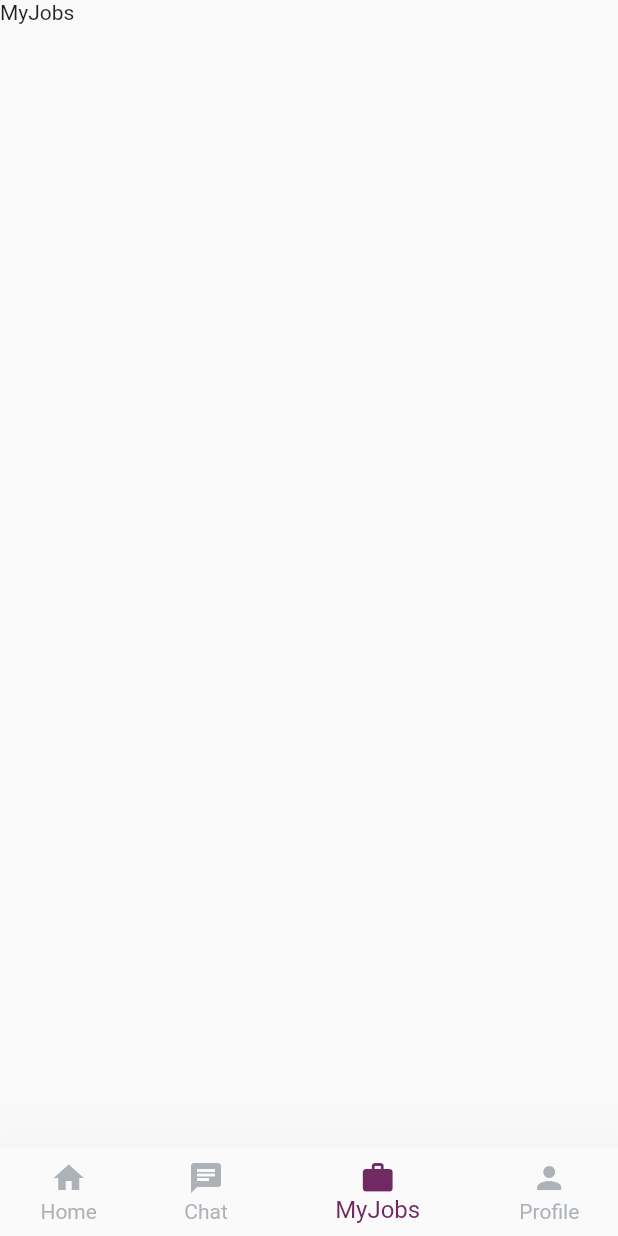
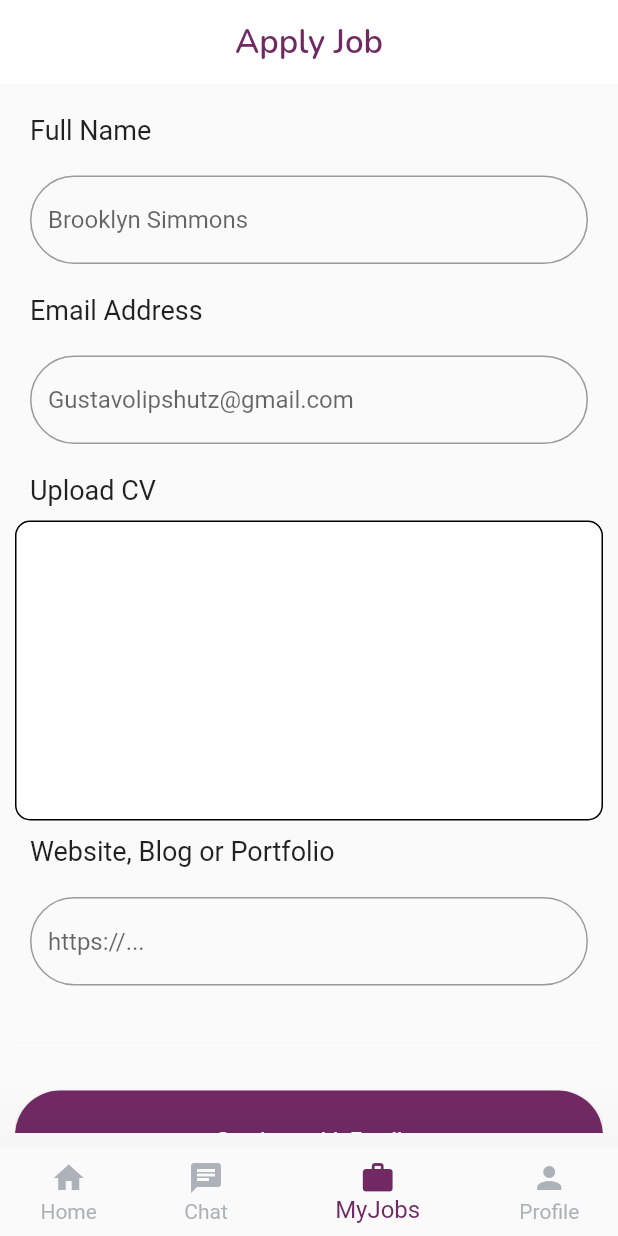
Before and after one commit to Ednah-Akoth/MiniProject3-_-Cohort1_Group9, a Flutter app: the MainPage screen opened directly, item 3 of the bottom bar chosen, on a phone screen of 412 x 824 dp. Run offline on Flutter 3.47's test engine with Material 2 defaults, Android fonts, the light colour scheme and no system bars; our stand-ins replace device_preview, file_picker, flutter_screenutil, google_fonts, liquid_swipe, smooth_page_indicator; network calls fail.

Commit message:
Created the Apply Job page

```diff
--- /dev/null
+++ b/lib/src/features/authentication/screens/jobs/specific_job.dart
@@ -0,0 +1,143 @@
+import 'package:file_picker/file_picker.dart';
+import 'package:flutter/foundation.dart';
+import 'package:flutter/material.dart';
+
+import '../../../../constants/colors.dart';
+import '../welcome/sign_up2.dart';
+
+class SpecificJob extends StatefulWidget {
+  @override
+  State<SpecificJob> createState() => _SpecificJob();
+}
+
+class _SpecificJob extends State<SpecificJob> {
+  TextEditingController nameController = TextEditingController();
+  TextEditingController emailController = TextEditingController();
+  //upload CVs using the file_picker package
+  Future<void> _uploadFile() async {
+    FilePickerResult? result = await FilePicker.platform.pickFiles();
+
+    if (result != null) {
+      Uint8List? fileBytes = result.files.first.bytes;
+      String fileName = result.files.first.name;
+      // Upload file to Firebase
+      // await FirebaseStorage.instance
+      //     .ref('uploads/$fileName')
+      //     .putData(fileBytes);
+    }
+  }
+
+  @override
+  Widget build(BuildContext context) {
+    return Scaffold(
+        appBar: AppBar(
+          title: const Text(
+            "Apply Job",
+            style: TextStyle(
+                color: tPrimaryColor,
+                fontWeight: FontWeight.w600,
+                fontFamily: "Nunito",
+                fontSize: 22),
+          ),
+          centerTitle: true,
+          backgroundColor: Colors.white,
+          elevation: 0,
+        ),
+        body: Padding(
+          padding: EdgeInsets.all(10.0),
+          child: ListView(children: <Widget>[
+            Container(
+              alignment: Alignment.centerLeft,
+              padding: const EdgeInsets.all(10),
+              child: const Text('Full Name', style: TextStyle(fontSize: 18)),
+            ),
+            Container(
+              padding: const EdgeInsets.all(10),
+              child: TextFormField(
+                controller: nameController,
+                decoration: const InputDecoration(
+                    border: OutlineInputBorder(
+                        borderRadius: BorderRadius.all(Radius.circular(30.0))),
+                    hintText: 'Brooklyn Simmons'),
+              ),
+            ),
+            Container(
+              alignment: Alignment.centerLeft,
+              padding: const EdgeInsets.all(10),
+              child:
+                  const Text('Email Address', style: TextStyle(fontSize: 18)),
+            ),
+            Container(
+              padding: const EdgeInsets.all(10),
+              child: TextFormField(
+                controller: nameController,
+                decoration: const InputDecoration(
+                    border: OutlineInputBorder(
+                        borderRadius: BorderRadius.all(Radius.circular(30.0))),
+                    hintText: 'Gustavolipshutz@gmail.com'),
+              ),
+            ),
+            Container(
+              alignment: Alignment.centerLeft,
+              padding: const EdgeInsets.all(10),
+              child: const Text('Upload CV', style: TextStyle(fontSize: 18)),
+            ),
+            ElevatedButton(
+                style: ButtonStyle(
+                  backgroundColor: MaterialStateProperty.all(Colors.white),
+                  padding: MaterialStateProperty.all(EdgeInsets.all(20)),
+                  shape: MaterialStateProperty.all<RoundedRectangleBorder>(
+                    RoundedRectangleBorder(
+                      side: BorderSide(),
+                      borderRadius: BorderRadius.circular(10.0),
+                    ),
+                  ),
+                  elevation: MaterialStateProperty.all<double>(0),
+                  minimumSize: MaterialStateProperty.all(Size(180, 200)),
+                ),
+                onPressed: _uploadFile,
+                child: Text('Upload CV')),
+            Container(
+              alignment: Alignment.centerLeft,
+              padding: const EdgeInsets.all(10),
+              child: const Text('Website, Blog or Portfolio',
+                  style: TextStyle(fontSize: 18)),
+            ),
+            Container(
+              padding: const EdgeInsets.all(10),
+              child: TextFormField(
+                controller: nameController,
+                decoration: const InputDecoration(
+                    border: OutlineInputBorder(
+                        borderRadius: BorderRadius.all(Radius.circular(30.0))),
+                    hintText: 'https://...'),
+              ),
+            ),
+            Divider(
+              height: 60,
+              color: Colors.white30,
+            ),
+            SizedBox(
+              height: 65,
+              width: 10,
+              child: ElevatedButton(
+                  style: ElevatedButton.styleFrom(
+                    backgroundColor: Color.fromRGBO(112, 41, 99, 10),
+                    padding:
+                        EdgeInsets.symmetric(horizontal: 3.0, vertical: 3.0),
+                    shape: RoundedRectangleBorder(
+                        borderRadius: BorderRadius.circular(30.0)),
+                  ),
+                  onPressed: (() {
+                    Navigator.push(
+                        context,
+                        MaterialPageRoute(
+                          builder: ((context) => Signup()),
+                        ));
+                  }),
+                  child: Text("Continue with Email")),
+            ),
+          ]),
+        ));
+  }
+}
--- a/lib/src/features/authentication/screens/navpages/chat_page.dart
+++ b/lib/src/features/authentication/screens/navpages/chat_page.dart
@@ -1,7 +1,7 @@
 import 'package:flutter/material.dart';
 import 'package:job_finder/src/constants/colors.dart';
 import 'package:job_finder/src/features/authentication/models/chat_model.dart';
-import 'package:job_finder/src/features/authentication/screens/navpages/individual_message_chat.dart';
+import 'package:job_finder/src/features/authentication/screens/messaging/individual_message_chat.dart';
 
 import '../../models/message_chat_model.dart';
 
--- a/lib/src/features/authentication/screens/navpages/main_page.dart
+++ b/lib/src/features/authentication/screens/navpages/main_page.dart
@@ -1,5 +1,6 @@
 import 'package:flutter/material.dart';
 import 'package:job_finder/src/constants/colors.dart';
+import 'package:job_finder/src/features/authentication/screens/jobs/specific_job.dart';
 import 'package:job_finder/src/features/authentication/screens/navpages/chat_page.dart';
 import 'package:job_finder/src/features/authentication/screens/navpages/home_page.dart';
 import 'package:job_finder/src/features/authentication/screens/navpages/myjobs_page.dart';
@@ -13,7 +14,8 @@ class MainPage extends StatefulWidget {
 }
 
 class _MainPageState extends State<MainPage> {
-  List pages = [HomePage(), ChatPage(), MyJobsPage(), ProfilePage()];
+  // List pages = [HomePage(), ChatPage(), MyJobsPage(), ProfilePage()];
+  List pages = [HomePage(), ChatPage(), SpecificJob(), ProfilePage()];
   int currentIndex = 0;
   void onTap(index) {
     setState(() {
--- a/pubspec.yaml
+++ b/pubspec.yaml
@@ -30,6 +30,7 @@ environment:
 # versions available, run `flutter pub outdated`.
 dependencies:
   device_preview: '1.1.0'
+  file_picker: ^5.2.5
   flutter:
     sdk: flutter
 
```
Also changed, not shown: lib/src/features/authentication/screens/messaging/individual_message_chat.dart (+36 -13 lines), lib/src/features/authentication/screens/welcome/sign_up1.dart (+5 -2 lines), lib/src/features/authentication/screens/messaging/messagecard.dart (added), pubspec.lock.
